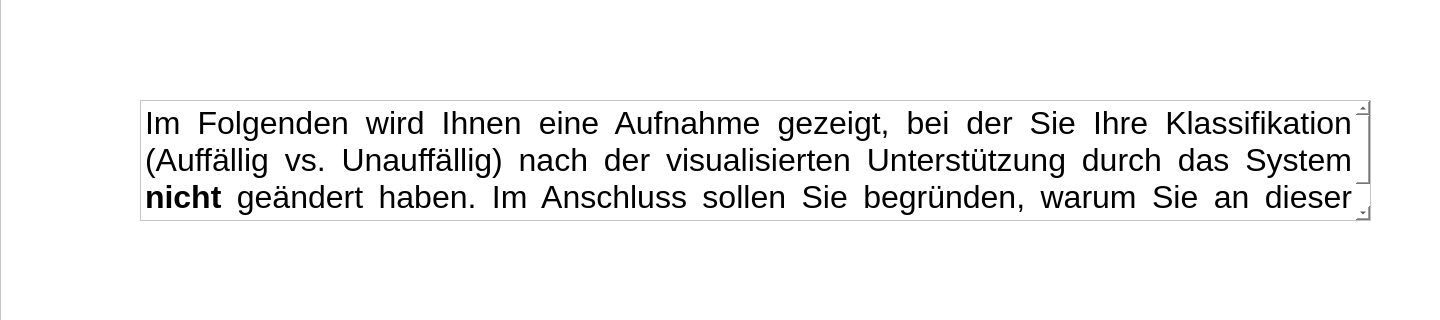
The window that forms/CAA_posttrial1.ui (IKI-Lab/auscultation_AI_noise_exp) describes before a commit, drawn with Qt 5; both pictures show x 0 to 1440 and y 240 to 560 of the 1440 by 757 pixel window.
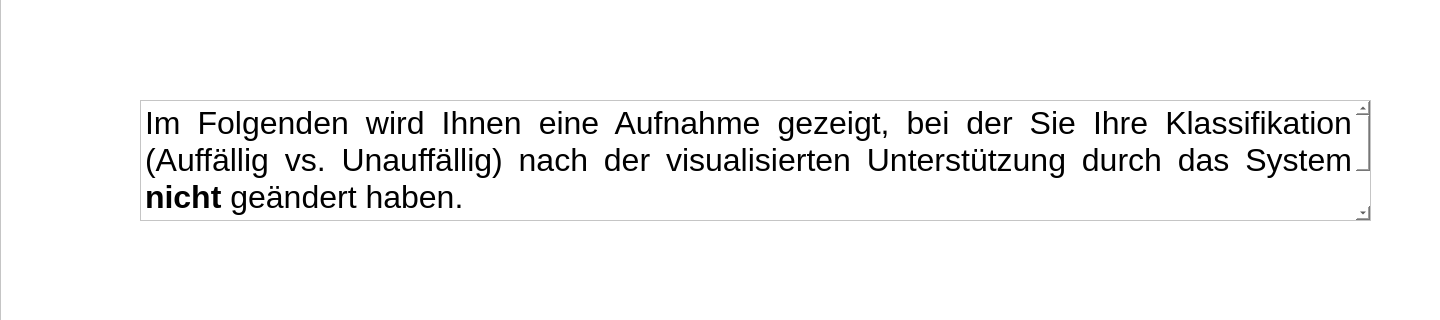
The same window after the commit.

What changed in the file:
```diff
--- a/forms/CAA_posttrial1.ui
+++ b/forms/CAA_posttrial1.ui
@@ -73,7 +73,8 @@
 &lt;html&gt;&lt;head&gt;&lt;meta name=&quot;qrichtext&quot; content=&quot;1&quot; /&gt;&lt;style type=&quot;text/css&quot;&gt;
 p, li { white-space: pre-wrap; }
 &lt;/style&gt;&lt;/head&gt;&lt;body style=&quot; font-family:'.AppleSystemUIFont'; font-size:13pt; font-weight:400; font-style:normal;&quot;&gt;
-&lt;p align=&quot;justify&quot; style=&quot; margin-top:0px; margin-bottom:0px; margin-left:0px; margin-right:0px; -qt-block-indent:0; text-indent:0px;&quot;&gt;&lt;span style=&quot; font-family:'Helvetica Neue'; font-size:24pt;&quot;&gt;Im Folgenden wird Ihnen eine Aufnahme gezeigt, bei der Sie Ihre Klassifikation (Auffällig vs. Unauffällig) nach der visualisierten Unterstützung durch das System &lt;/span&gt;&lt;span style=&quot; font-family:'Helvetica Neue'; font-size:24pt; font-weight:600;&quot;&gt;nicht&lt;/span&gt;&lt;span style=&quot; font-family:'Helvetica Neue'; font-size:24pt;&quot;&gt; geändert haben. Im Anschluss sollen Sie begründen, warum Sie an dieser Stelle Ihre Meinung geändert haben.&lt;/span&gt;&lt;span style=&quot; font-size:24pt;&quot;&gt;  (CAA - case 1).&lt;/span&gt;&lt;/p&gt;&lt;/body&gt;&lt;/html&gt;</string>
+&lt;p align=&quot;justify&quot; style=&quot; margin-top:0px; margin-bottom:0px; margin-left:0px; margin-right:0px; -qt-block-indent:0; text-indent:0px;&quot;&gt;&lt;span style=&quot; font-family:'Helvetica Neue'; font-size:24pt;&quot;&gt;Im Folgenden wird Ihnen eine Aufnahme gezeigt, bei der Sie Ihre Klassifikation (Auffällig vs. Unauffällig) nach der visualisierten Unterstützung durch das System &lt;/span&gt;&lt;span style=&quot; font-family:'Helvetica Neue'; font-size:24pt; font-weight:600;&quot;&gt;nicht&lt;/span&gt;&lt;span style=&quot; font-family:'Helvetica Neue'; font-size:24pt;&quot;&gt; geändert haben. &lt;/span&gt;&lt;/p&gt;
+&lt;p align=&quot;justify&quot; style=&quot; margin-top:0px; margin-bottom:0px; margin-left:0px; margin-right:0px; -qt-block-indent:0; text-indent:0px;&quot;&gt;&lt;span style=&quot; font-family:'Helvetica Neue'; font-size:24pt;&quot;&gt;Im Anschluss sollen Sie begründen, warum Sie an dieser Stelle Ihre Meinung geändert haben.&lt;/span&gt;&lt;/p&gt;&lt;/body&gt;&lt;/html&gt;</string>
     </property>
    </widget>
   </widget>
```
